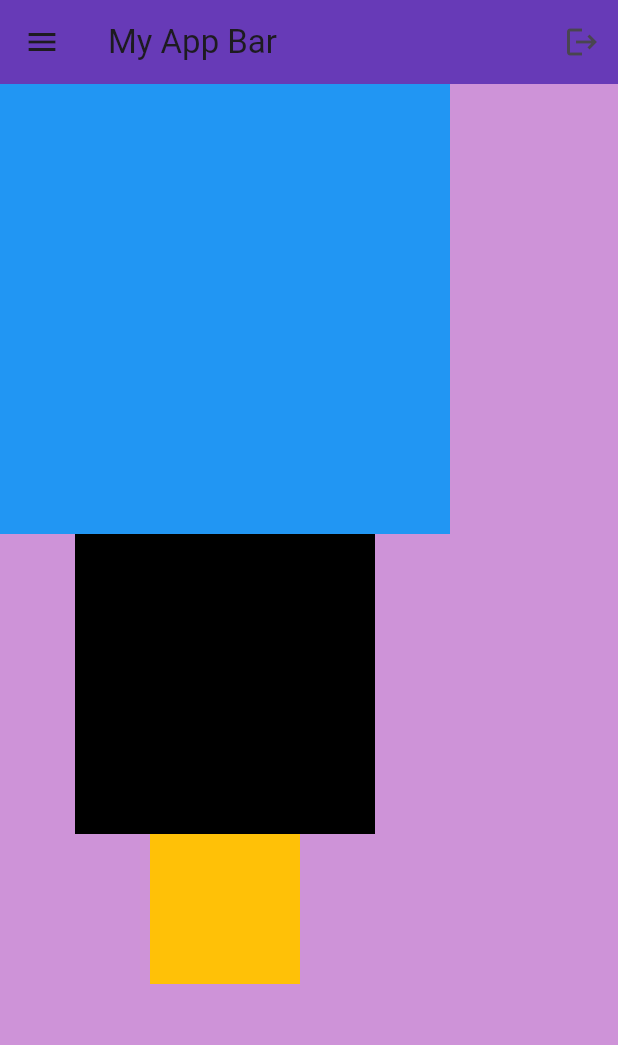
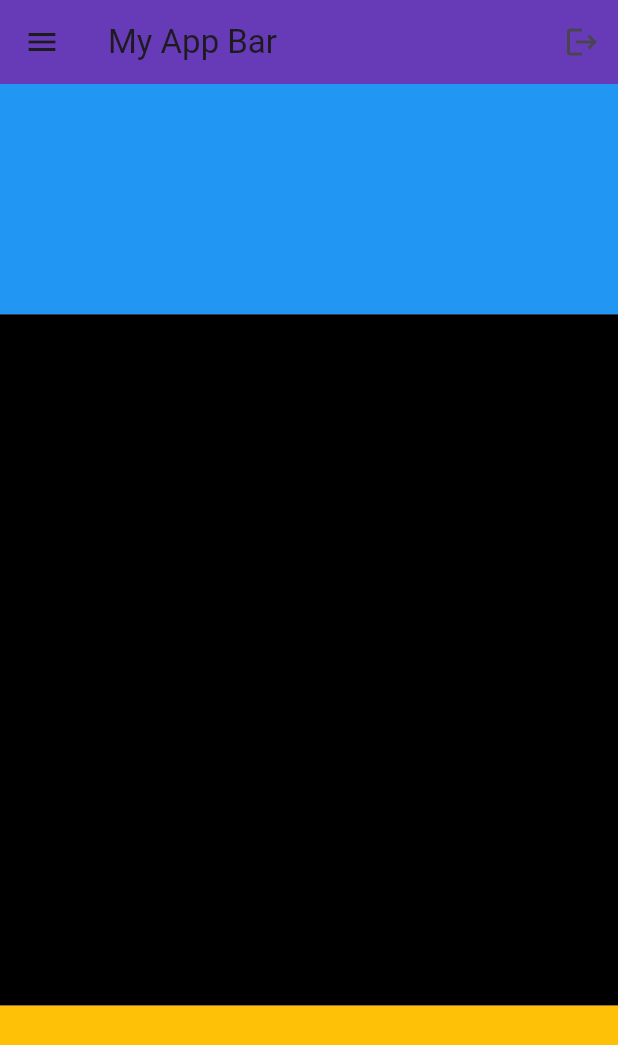
Before and after one commit to kbaduwal/Flutter, a Flutter app: the screen it shows after launch, on a phone screen of 412 x 824 dp. Shown: the top 1045 px of the screen. Run offline on Flutter 3.47's test engine with Material 3 defaults, Android fonts, the phone set to English and light mode, and no system bars.

Commit message:
Expandable widget and flex properties

```diff
--- a/lib/main.dart
+++ b/lib/main.dart
@@ -25,24 +25,25 @@ class MyApp extends StatelessWidget {
         body: Column(
           children: [
             //1st Box
-            Container(
-              height: 300,
-              width: 300,
-              color: Colors.blue,
+            Expanded(
+              child: Container(
+                color: Colors.blue,
+              ),
             ),
 
             //2nd Box
-            Container(
-              height: 200,
-              width: 200,
-              color: Colors.black,
+            Expanded(
+              flex: 3,
+              child: Container(
+                color: Colors.black,
+              ),
             ),
 
             //3rd Box
-            Container(
-              height: 100,
-              width: 100,
-              color: Colors.amber,
+            Expanded(
+              child: Container(
+                color: Colors.amber,
+              ),
             )
           ],
         ),
```
Also changed, not shown: 1 other file.
